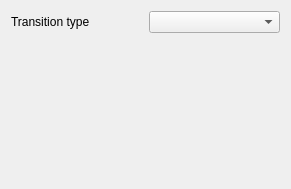
The window that src/widgets/transitionsettings_ui.ui (KDE/kdenlive) describes before a commit, drawn with Qt 5.
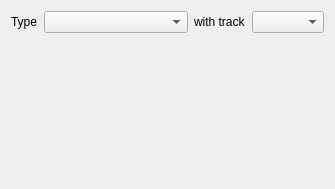
The same window after the commit. Custom widgets are drawn as their Qt base class.

Commit message: * Fix some transition undo problems * New: allow user to select on which track a transition applies: http://www.kdenlive.org/mantis/view.php?id=273

```diff
--- a/src/widgets/transitionsettings_ui.ui
+++ b/src/widgets/transitionsettings_ui.ui
@@ -5,7 +5,7 @@
    <rect>
     <x>0</x>
     <y>0</y>
-    <width>291</width>
+    <width>335</width>
     <height>189</height>
    </rect>
   </property>
@@ -13,15 +13,31 @@
    <item row="0" column="0" >
     <widget class="QLabel" name="label" >
      <property name="text" >
-      <string>Transition type</string>
+      <string>Type</string>
      </property>
     </widget>
    </item>
-   <item row="1" column="0" colspan="2" >
-    <widget class="QSplitter" name="splitter" >
-     <property name="orientation" >
-      <enum>Qt::Horizontal</enum>
+   <item row="0" column="1" >
+    <widget class="KComboBox" name="transitionList" >
+     <property name="sizePolicy" >
+      <sizepolicy vsizetype="Fixed" hsizetype="Expanding" >
+       <horstretch>0</horstretch>
+       <verstretch>0</verstretch>
+      </sizepolicy>
      </property>
+    </widget>
+   </item>
+   <item row="0" column="2" >
+    <widget class="QLabel" name="label_2" >
+     <property name="text" >
+      <string>with track</string>
+     </property>
+    </widget>
+   </item>
+   <item row="0" column="3" >
+    <widget class="KComboBox" name="transitionTrack" />
+   </item>
+   <item row="1" column="0" colspan="4" >
      <widget class="QFrame" name="frame" >
       <property name="sizePolicy" >
        <sizepolicy vsizetype="Preferred" hsizetype="Expanding" >
@@ -36,15 +52,8 @@
        <enum>QFrame::Plain</enum>
       </property>
      </widget>
-    </widget>
-   </item>
-   <item row="0" column="1" >
-    <widget class="KComboBox" name="transitionList" />
    </item>
   </layout>
-  <zorder>splitter</zorder>
-  <zorder>label</zorder>
-  <zorder>transitionList</zorder>
  </widget>
  <customwidgets>
   <customwidget>
```
Lines whose indentation alone changed are shown as unchanged. The commit also changes 11 other files.
